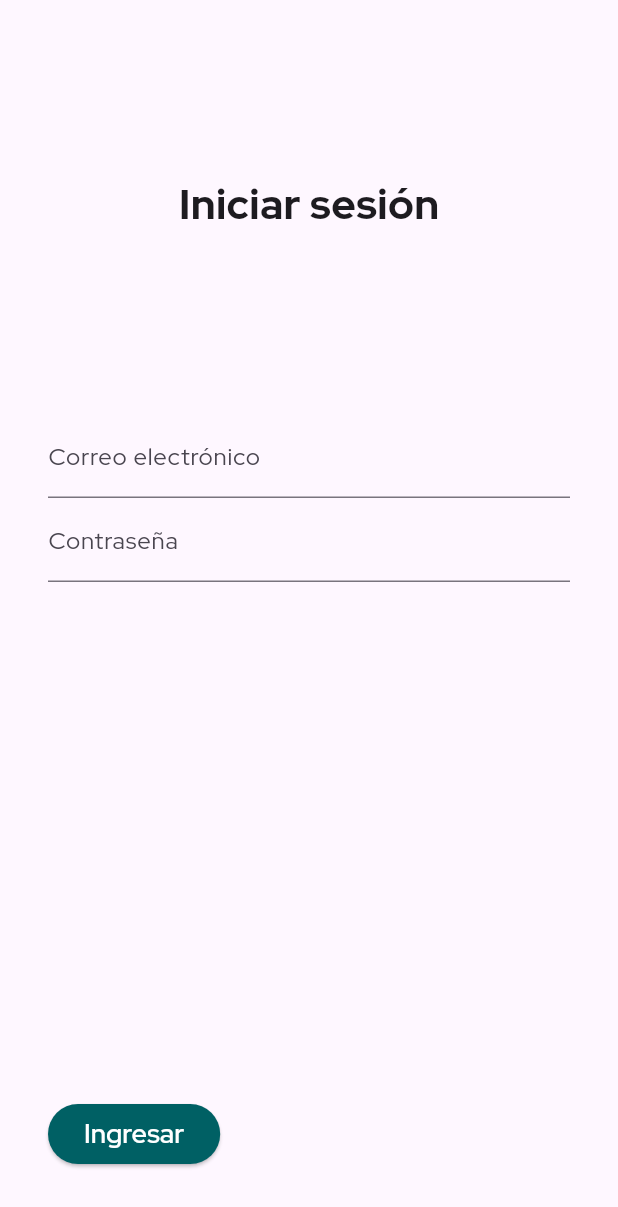
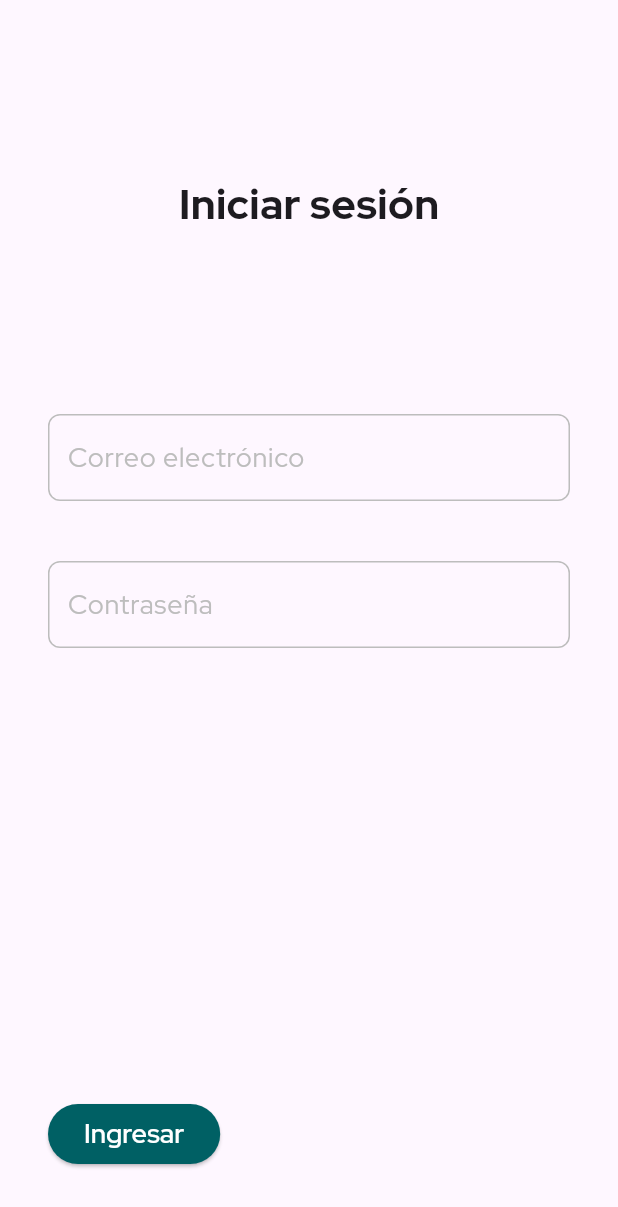
Before and after one commit to DavidAlmonacid/tienda_online_flutter, a Flutter app: the LoginScreen widget shown alone on an empty page, opened directly, on a phone screen of 412 x 824 dp. Shown: the top 1207 px of the screen. Run offline on Flutter 3.47's test engine with Material 3 defaults, Android fonts, the phone set to English and light mode, and no system bars; missing offline and left inert: flutter_animated_button.

Commit message:
refactor: Improve login screen form fields styling and validation

```diff
--- a/lib/src/screens/login_screen.dart
+++ b/lib/src/screens/login_screen.dart
@@ -18,9 +18,22 @@ class _LoginScreenState extends State<LoginScreen> {
     return CustomFormScreen(
       title: 'Iniciar sesión',
       formFields: [
-        TextFormField(
+        Container(
+          padding: const EdgeInsets.symmetric(vertical: 4, horizontal: 12),
+          decoration: BoxDecoration(
+            border: Border.all(color: Colors.grey[400]!),
+            borderRadius: BorderRadius.circular(8),
+          ),
+          child: TextFormField(
             controller: _emailController,
-          decoration: const InputDecoration(labelText: 'Correo electrónico'),
+            decoration: InputDecoration(
+              hintText: 'Correo electrónico',
+              hintStyle: TextStyle(color: Colors.grey[400]),
+              border: InputBorder.none,
+            ),
+            style: const TextStyle(fontSize: 18),
+            keyboardType: TextInputType.emailAddress,
+            autofillHints: const [AutofillHints.email],
             validator: (value) {
               if (value == null || value.isEmpty) {
                 return 'Por favor ingrese su correo electrónico';
@@ -28,9 +41,24 @@ class _LoginScreenState extends State<LoginScreen> {
               return null;
             },
           ),
-        TextFormField(
+        ),
+        const SizedBox(height: 40),
+        Container(
+          padding: const EdgeInsets.symmetric(vertical: 4, horizontal: 12),
+          decoration: BoxDecoration(
+            border: Border.all(color: Colors.grey[400]!),
+            borderRadius: BorderRadius.circular(8),
+          ),
+          child: TextFormField(
             controller: _passwordController,
-          decoration: const InputDecoration(labelText: 'Contraseña'),
+            decoration: InputDecoration(
+              hintText: 'Contraseña',
+              hintStyle: TextStyle(color: Colors.grey[400]),
+              border: InputBorder.none,
+            ),
+            style: const TextStyle(fontSize: 18),
+            keyboardType: TextInputType.visiblePassword,
+            autofillHints: const [AutofillHints.password],
             obscureText: true,
             validator: (value) {
               if (value == null || value.isEmpty) {
@@ -38,6 +66,7 @@ class _LoginScreenState extends State<LoginScreen> {
               }
               return null;
             },
+          ),
         ),
       ],
       onActionButtonPressed: () {
```
Lines whose indentation alone changed are shown as unchanged.
